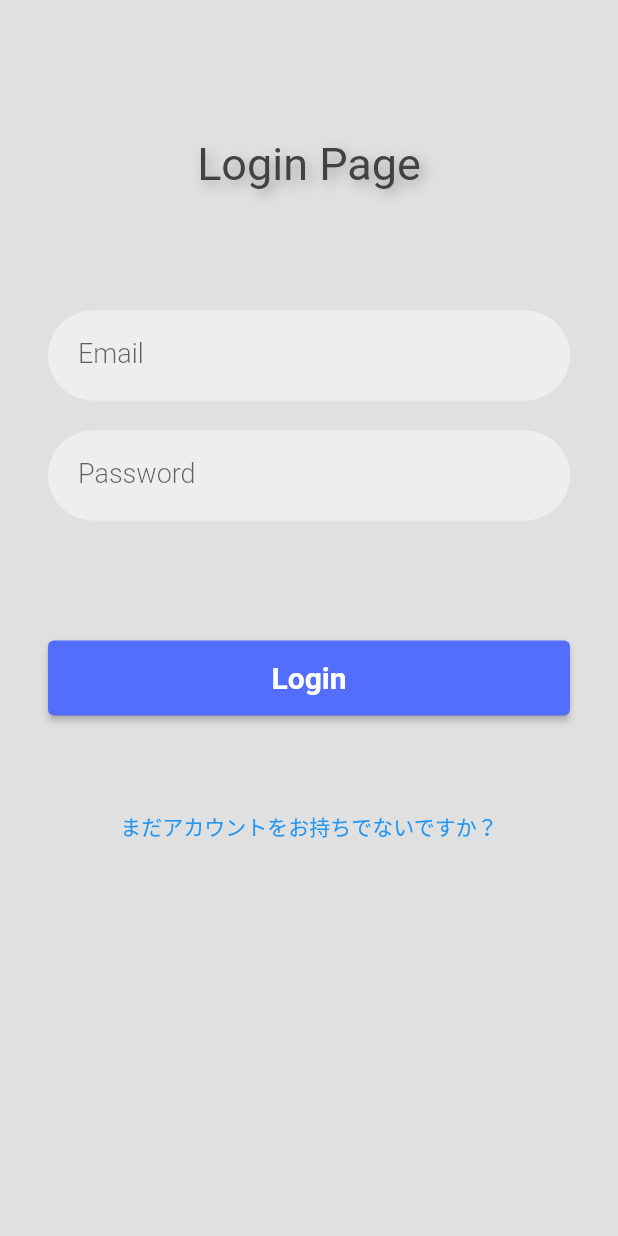
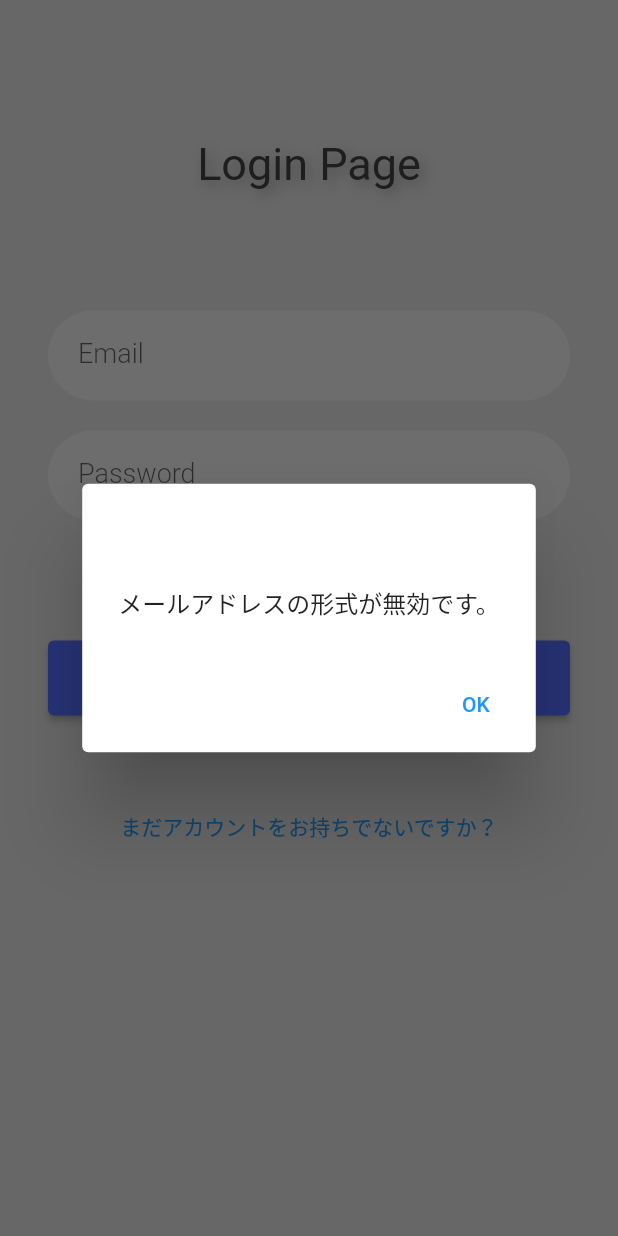
Before and after one commit to atsuki-sakai/UberClone, a Flutter app: the screen it shows after launch, after a tap on "Login", on a phone screen of 412 x 824 dp. Run offline on Flutter 3.47's test engine with Material 2 defaults, Android fonts, the phone set to English and light mode, and no system bars; our stand-ins replace firebase_auth, firebase_core; accounts and stored records are empty.

Commit message:
create input format validation

```diff
--- a/lib/componets/round_text_field.dart
+++ b/lib/componets/round_text_field.dart
@@ -1,4 +1,6 @@
 import 'package:flutter/material.dart';
+
+// FIXME - onChageとcontrollerの併用は入力時にバグが発生
 
 class RoundTextField extends StatefulWidget {
   const RoundTextField({
@@ -15,6 +17,7 @@ class RoundTextField extends StatefulWidget {
     this.nextFocus,
     this.onEditingComplete,
     this.onChanged,
+    this.controller,
   }) : super(key: key);
 
   final String hintText;
@@ -29,6 +32,7 @@ class RoundTextField extends StatefulWidget {
   final FocusNode? nextFocus;
   final Function? onEditingComplete;
   final Function? onChanged;
+  final TextEditingController? controller;
   @override
   _RoundTextFieldState createState() => _RoundTextFieldState();
 }
@@ -53,6 +57,7 @@ class _RoundTextFieldState extends State<RoundTextField> {
         ),
       ),
       child: TextFormField(
+        controller: widget.controller,
         textInputAction: widget.nextFocus != null ? TextInputAction.next : TextInputAction.done,
         autofocus: widget.autoFocus ?? false,
         focusNode: widget.focusNode,
--- /dev/null
+++ b/lib/helpers/toast.dart
@@ -0,0 +1,6 @@
+import 'package:flutter/material.dart';
+import 'custom_alert_dialog.dart';
+
+void toast({required BuildContext context, String msg = ""}) {
+ showAlertDialog(context: context, title: Text(''), content: Text(msg), defaultActionText: 'OK');
+}
--- a/lib/main.dart
+++ b/lib/main.dart
@@ -3,6 +3,7 @@ import 'package:flutter/material.dart';
 import 'package:uber_clone/pages/opening_page.dart';
 import 'package:uber_clone/pages/sign_up_page.dart';
 import 'pages/login_page.dart';
+import 'pages/home_page.dart';
 
 void main() async {
   WidgetsFlutterBinding.ensureInitialized();
@@ -17,11 +18,12 @@ class MyApp extends StatelessWidget {
   Widget build(BuildContext context) {
     return MaterialApp(
       debugShowCheckedModeBanner: false,
-      initialRoute: OpeningPage.route,
+      initialRoute: LoginPage.route,
       routes: {
         LoginPage.route: (context) => LoginPage(),
         SignUpPage.route: (context) => SignUpPage(),
         OpeningPage.route: (context) => OpeningPage(),
+        HomePage.route: (cotext) => HomePage(),
       },
     );
   }
--- a/lib/pages/login_page.dart
+++ b/lib/pages/login_page.dart
@@ -1,28 +1,86 @@
+import 'package:firebase_auth/firebase_auth.dart';
 import 'package:flutter/cupertino.dart';
 import 'package:flutter/material.dart';
 import 'package:uber_clone/componets/default_button.dart';
 import 'package:uber_clone/componets/round_text_field.dart';
 import 'package:uber_clone/componets/shadow_text.dart';
 import 'package:uber_clone/componets/status_bar_Style.dart';
+import 'package:uber_clone/helpers/toast.dart';
 import 'package:uber_clone/pages/sign_up_page.dart';
+import 'package:uber_clone/services/auth.dart';
+import 'package:uber_clone/utils/custom_exception.dart';
+
+import 'home_page.dart';
 
 class LoginPage extends StatelessWidget {
   LoginPage({Key? key}) : super(key: key);
 
   static const String route = '/login';
 
-  void _login() {
+  final passwordFocusNode = FocusNode();
+  final TextEditingController emailTextController = TextEditingController();
+  final TextEditingController passwordTextController = TextEditingController();
+  Map _loginData = {};
+
+  Future<void> _login(BuildContext context) async {
     //TODO - Login Function
-    print('Login => email: ${email} , pass: ${password}');
+    if(_inputValid(context: context)){
+      final _auth = Auth();
+      try{
+        final _user = await _auth.signInWithEmailAndPassword(email: emailTextController.text, password: passwordTextController.text);
+        if(_user != null){
+          if(_user.emailVerified){
+            print('user is logged => ${_user.email}');
+            Navigator.pushNamed(context, HomePage.route);
+          }else{
+            toast(context: context, msg: LoginEmailValidException.message);
+          }
+        }else{
+          toast(context: context, msg: '予期せぬエラーが発生しました。再度ログインしてください。');
+        }
+      }on FirebaseException catch(error) {
+        print(error.code);
+        print(error.message);
+        toast(context: context, msg: error.message!);
+      }
+    }
   }
 
-  void _pushSignInPage(BuildContext context) {
-    Navigator.pushNamed(context, SignUpPage.route);
+  void changeEmail(_email) {
+    emailTextController.text = _email;
   }
 
-  final passwordFocusNode = FocusNode();
-  String email = '';
-  String password = '';
+  void changePassword(_pass) {
+    passwordTextController.text = _pass;
+  }
+
+  bool _inputValid({required BuildContext context}) {
+    if (!emailTextController.text.contains('@')) {
+      toast(context: context, msg: 'メールアドレスの形式が無効です。');
+      return false;
+    } else if (emailTextController.text.length < 7) {
+      toast(context: context,msg: 'メールアドレスが短すぎます。');
+    } else if (emailTextController.text.length > 25) {
+      toast(context: context, msg: 'メールアドレスが長すぎます。');
+      return false;
+    } else if (passwordTextController.text.isEmpty) {
+      toast(context: context, msg: 'パスワードが入力されていません。');
+      return false;
+    } else if (passwordTextController.text.length > 15) {
+      toast(context: context, msg: 'パスワードが長すぎます。');
+      return false;
+    } else {
+      return true;
+    }
+    return false;
+  }
+
+  Future<Map?> _pushSignUpPage(BuildContext context) async {
+    _loginData = await Navigator.pushNamed(context, SignUpPage.route) as Map;
+    emailTextController.text = _loginData['email'];
+    passwordTextController.text = _loginData['password'];
+    print(_loginData);
+  }
 
   @override
   Widget build(BuildContext context) {
@@ -52,7 +110,7 @@ class LoginPage extends StatelessWidget {
         ShadowText(
           title: 'Login Page',
           shadow: [
-            Shadow(color: Colors.grey, offset: Offset(3, 3), blurRadius: 10)
+            Shadow(color: Colors.grey, offset: Offset(3, 3), blurRadius: 10),
           ],
         ),
         SizedBox(height: 80.0),
@@ -60,9 +118,8 @@ class LoginPage extends StatelessWidget {
           hintText: 'email@sample.com',
           labelText: 'Email',
           nextFocus: passwordFocusNode,
-          onChanged: (_email) {
-            this.email = _email;
-          },
+          controller: emailTextController,
+
         ),
         SizedBox(height: 20.0),
         RoundTextField(
@@ -70,19 +127,17 @@ class LoginPage extends StatelessWidget {
           hintText: 'password',
           labelText: 'Password',
           focusNode: passwordFocusNode,
-          onChanged: (_password) {
-            this.password = _password;
-          },
+          controller: passwordTextController,
         ),
         SizedBox(height: 80.0),
         DefaultButton(
           title: 'Login',
           color: Colors.indigoAccent,
-          onPressed: _login,
+          onPressed: () => _login(context),
         ),
         SizedBox(height: 50.0),
         TextButton(
-          onPressed: () => _pushSignInPage(context),
+          onPressed: () => _pushSignUpPage(context),
           child: Text("まだアカウントをお持ちでないですか？"),
         ),
         SizedBox(height: 100.0),
--- /dev/null
+++ b/lib/utils/custom_exception.dart
@@ -0,0 +1,54 @@
+import 'package:firebase_auth/firebase_auth.dart';
+
+class LoginEmailValidException implements Exception {
+
+  const LoginEmailValidException();
+  static const String code = '認証待ちエラー';
+  static const String message = '登録したアドレス宛にメールを送信しています。確認の上、再度ログインしてください。';
+}
+
+class InputValidException {
+  String code = '';
+  String message = '';
+
+  static InputValidException transformJPLanguage(
+      {required FirebaseException e}) {
+    switch (e.code) {
+      case 'wrong-password':
+        final exception = InputValidException();
+        exception.code = '無効なパスワード';
+        exception.message = 'パスワードが短すぎるか、ユーザーがパスワードを持っていません。';
+        return exception;
+      case 'invalid-email':
+        final exception = InputValidException();
+        exception.code = '無効なメールアドレス';
+        exception.message = 'メールアドレスの形式が正しくありません。';
+        return exception;
+      case 'weak-password':
+        final exception = InputValidException();
+        exception.code = '無効なパスワード';
+        exception.message = 'パスワードが無効であるか、入力形式が正しくありません。';
+        return exception;
+      case 'user-not-found':
+        final exception = InputValidException();
+        exception.code = 'ユーザーが見つかりません';
+        exception.message = 'このメールアドレスに対応する、ユーザーは存在しません。 ユーザーが削除された可能性があります。';
+        return exception;
+      case 'email-already-in-use':
+        final exception = InputValidException();
+        exception.code = '使用中のメールアドレス';
+        exception.message = 'メールアドレスはすでに別のアカウントで使用されています。';
+        return exception;
+      case 'missing-email':
+        final exception = InputValidException();
+        exception.code = 'メールアドレスが空です';
+        exception.message = 'メールアドレスを入力する必要があります。';
+        return exception;
+      default:
+        final exception = InputValidException();
+        exception.code = e.code;
+        exception.message = e.message ?? 'No Message';
+        return exception;
+    }
+  }
+}
```
Also changed, not shown: lib/helpers/custom_alert_dialog.dart (+24 -27 lines), lib/pages/home_page.dart (added, +32 -0 lines), lib/pages/sign_up_page.dart (+53 -61 lines), lib/services/auth.dart (+32 -8 lines), 34 other files.
